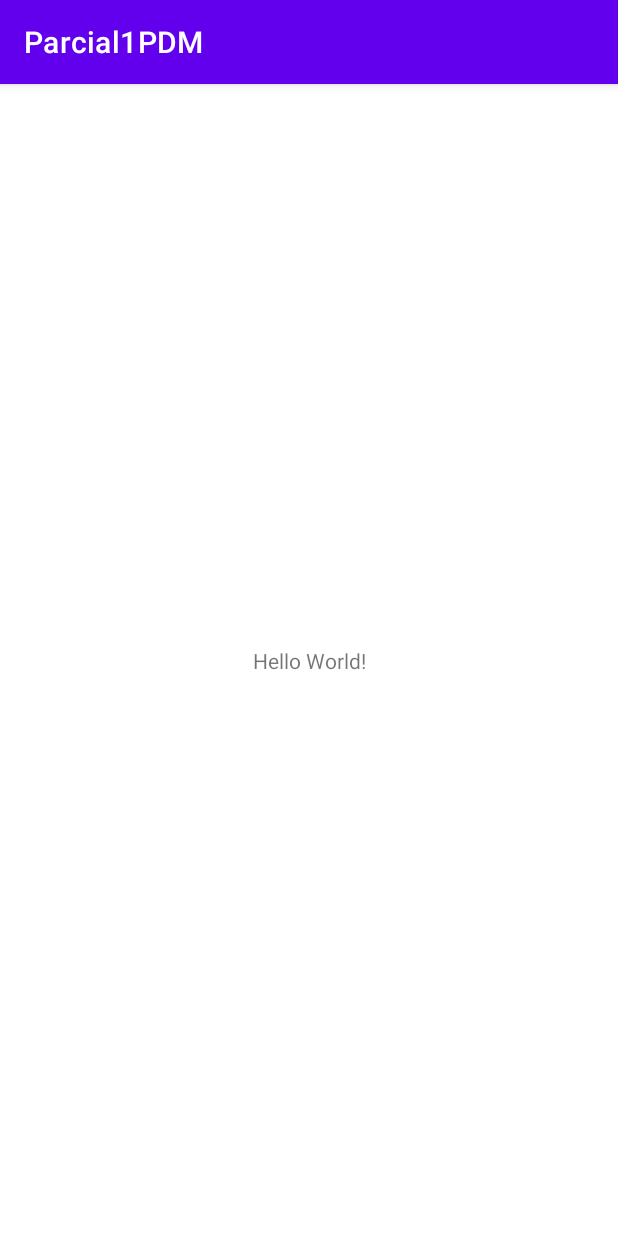
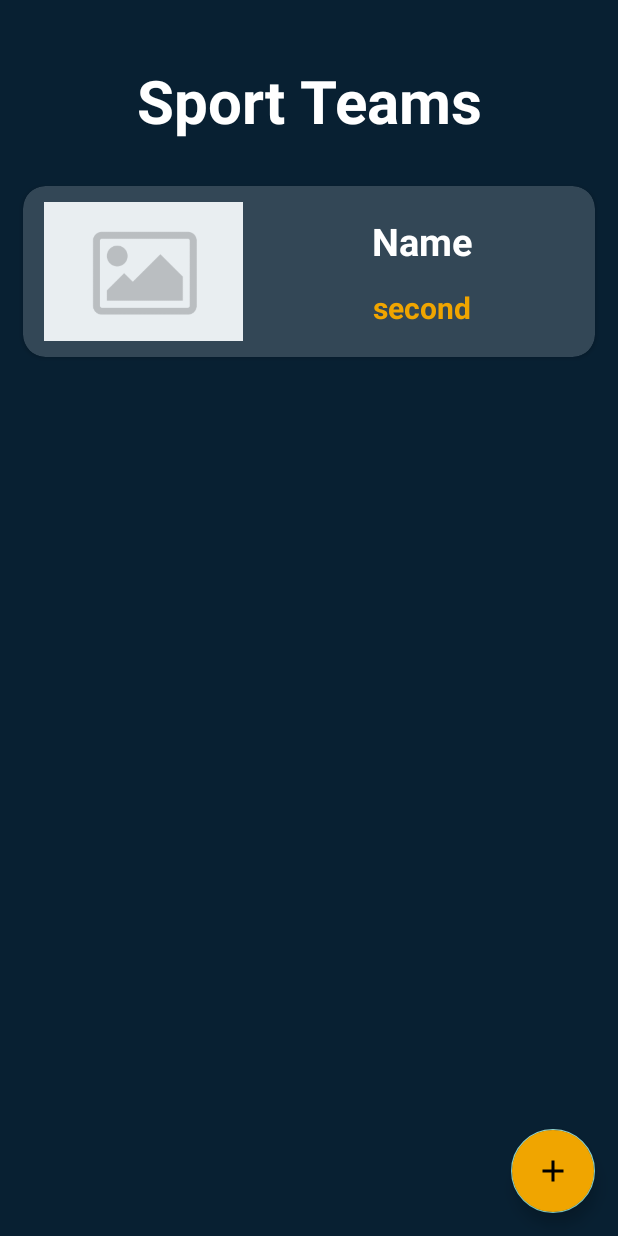
Before and after one commit to ricardosibrian/parcial1-sibrian, an Android app: the screen it shows after launch (MainActivity), on a phone screen of 412 x 824 dp. Run offline under Robolectric (Android 15) with nearby library versions, the phone set to English and light mode, and no system bars.

Commit message:
Add: Elaboración de vistas

```diff
--- a/Parcial1/app/build.gradle
+++ b/Parcial1/app/build.gradle
@@ -33,6 +33,9 @@ android {
 }
 
 dependencies {
+    def nav_version = "2.5.3"
+    implementation "androidx.navigation:navigation-fragment-ktx:$nav_version"
+    implementation "androidx.navigation:navigation-ui-ktx:$nav_version"
 
     implementation 'androidx.core:core-ktx:1.7.0'
     implementation 'androidx.appcompat:appcompat:1.6.1'
--- a/Parcial1/app/src/main/AndroidManifest.xml
+++ b/Parcial1/app/src/main/AndroidManifest.xml
@@ -9,11 +9,12 @@
         android:icon="@mipmap/ic_launcher"
         android:label="@string/app_name"
         android:supportsRtl="true"
-        android:theme="@style/Theme.Parcial1PDM"
+        android:theme="@style/Theme.AppCompat.NoActionBar"
         tools:targetApi="31">
         <activity
             android:name=".MainActivity"
-            android:exported="true">
+            android:exported="true"
+            android:screenOrientation="portrait">
             <intent-filter>
                 <action android:name="android.intent.action.MAIN" />
 
--- /dev/null
+++ b/Parcial1/app/src/main/java/com/example/parcial1pdm/HomeFragment.kt
@@ -0,0 +1,47 @@
+package com.example.parcial1pdm
+
+import android.os.Bundle
+import androidx.fragment.app.Fragment
+import android.view.LayoutInflater
+import android.view.View
+import android.view.ViewGroup
+import androidx.cardview.widget.CardView
+import androidx.navigation.findNavController
+import com.google.android.material.floatingactionbutton.FloatingActionButton
+
+
+class HomeFragment : Fragment() {
+
+    private lateinit var card: CardView
+    private lateinit var buttonAdd: FloatingActionButton
+
+    override fun onCreateView(
+        inflater: LayoutInflater, container: ViewGroup?,
+        savedInstanceState: Bundle?
+    ): View? {
+        // Inflate the layout for this fragment
+        return inflater.inflate(R.layout.fragment_home, container, false)
+    }
+
+    override fun onViewCreated(view: View, savedInstanceState: Bundle?) {
+        super.onViewCreated(view, savedInstanceState)
+        bind(view)
+        addListener()
+    }
+
+    private fun bind(view: View) {
+        card = view.findViewById(R.id.card)
+        buttonAdd = view.findViewById(R.id.buttonAdd)
+    }
+
+    private fun addListener() {
+        card.setOnClickListener {
+            it.findNavController().navigate(R.id.action_homeFragment_to_teamFragment)
+        }
+
+        buttonAdd.setOnClickListener {
+            it.findNavController().navigate(R.id.action_homeFragment_to_newTeamFragment)
+        }
+    }
+
+}
--- /dev/null
+++ b/Parcial1/app/src/main/res/drawable/cruz.xml
@@ -0,0 +1,6 @@
+<?xml version="1.0" encoding="utf-8"?>
+<vector android:height="24dp" android:tint="#000000"
+    android:viewportHeight="24" android:viewportWidth="24"
+    android:width="24dp" xmlns:android="http://schemas.android.com/apk/res/android">
+    <path android:fillColor="@android:color/white" android:pathData="M19,13h-6v6h-2v-6H5v-2h6V5h2v6h6v2z"/>
+</vector>
--- a/Parcial1/app/src/main/res/layout/activity_main.xml
+++ b/Parcial1/app/src/main/res/layout/activity_main.xml
@@ -6,13 +6,12 @@
     android:layout_height="match_parent"
     tools:context=".MainActivity">
 
-    <TextView
-        android:layout_width="wrap_content"
-        android:layout_height="wrap_content"
-        android:text="Hello World!"
-        app:layout_constraintBottom_toBottomOf="parent"
-        app:layout_constraintEnd_toEndOf="parent"
-        app:layout_constraintStart_toStartOf="parent"
-        app:layout_constraintTop_toTopOf="parent" />
+    <androidx.fragment.app.FragmentContainerView
+        android:id="@+id/fragmentContainerView"
+        android:name="androidx.navigation.fragment.NavHostFragment"
+        android:layout_width="match_parent"
+        android:layout_height="match_parent"
+        app:defaultNavHost="true"
+        app:navGraph="@navigation/nav_graph"/>
 
 </androidx.constraintlayout.widget.ConstraintLayout>
--- /dev/null
+++ b/Parcial1/app/src/main/res/layout/fragment_home.xml
@@ -0,0 +1,93 @@
+<?xml version="1.0" encoding="utf-8"?>
+<androidx.constraintlayout.widget.ConstraintLayout xmlns:android="http://schemas.android.com/apk/res/android"
+    xmlns:tools="http://schemas.android.com/tools"
+    android:layout_width="match_parent"
+    android:layout_height="match_parent"
+    xmlns:app="http://schemas.android.com/apk/res-auto"
+    android:background="@color/background"
+    tools:context=".HomeFragment">
+
+    <TextView
+        android:id="@+id/textTitle"
+        android:layout_width="wrap_content"
+        android:layout_height="wrap_content"
+        android:layout_marginTop="@dimen/big_gap"
+        android:text="@string/app_name"
+        android:textColor="@color/white"
+        android:textSize="40dp"
+        android:textStyle="bold"
+        app:layout_constraintEnd_toEndOf="parent"
+        app:layout_constraintStart_toStartOf="parent"
+        app:layout_constraintTop_toTopOf="parent" />
+
+    <androidx.cardview.widget.CardView
+        android:id="@+id/card"
+        android:layout_width="match_parent"
+        android:layout_height="wrap_content"
+        android:layout_marginTop="@dimen/intermediate_gap"
+        android:layout_marginStart="@dimen/medium_gap"
+        android:layout_marginEnd="@dimen/medium_gap"
+        android:backgroundTint="@color/card"
+        app:cardCornerRadius="@dimen/medium_gap"
+        app:layout_constraintEnd_toEndOf="parent"
+        app:layout_constraintStart_toStartOf="parent"
+        app:layout_constraintTop_toBottomOf="@+id/textTitle">
+
+        <androidx.constraintlayout.widget.ConstraintLayout
+            android:layout_width="match_parent"
+            android:layout_height="match_parent"
+            android:padding="@dimen/small_gap">
+
+            <ImageView
+                android:id="@+id/defaultImage"
+                android:padding="@dimen/small_gap"
+                android:layout_width="150dp"
+                android:layout_height="103dp"
+                android:src="@drawable/default_image"
+                app:layout_constraintBottom_toBottomOf="parent"
+                app:layout_constraintStart_toStartOf="parent"
+                app:layout_constraintTop_toTopOf="parent" />
+
+            <TextView
+                android:id="@+id/Title"
+                android:layout_width="160dp"
+                android:layout_height="wrap_content"
+                android:gravity="center"
+                android:text="Name"
+                android:textColor="@color/white"
+                android:textStyle="bold"
+                android:textSize="25dp"
+                app:layout_constraintEnd_toEndOf="parent"
+                app:layout_constraintBottom_toTopOf="@+id/secondTitle"
+                app:layout_constraintStart_toEndOf="@+id/defaultImage"
+                app:layout_constraintTop_toTopOf="parent" />
+
+            <TextView
+                android:id="@+id/secondTitle"
+                android:layout_width="wrap_content"
+                android:layout_height="wrap_content"
+                android:text="second"
+                android:textSize="20dp"
+                android:textStyle="bold"
+                android:textColor="@color/secondColor"
+                app:layout_constraintBottom_toBottomOf="parent"
+                app:layout_constraintEnd_toEndOf="parent"
+                app:layout_constraintStart_toEndOf="@+id/defaultImage"
+                app:layout_constraintTop_toBottomOf="@+id/Title" />
+        </androidx.constraintlayout.widget.ConstraintLayout>
+
+    </androidx.cardview.widget.CardView>
+
+    <com.google.android.material.floatingactionbutton.FloatingActionButton
+        android:id="@+id/buttonAdd"
+        android:layout_width="wrap_content"
+        android:layout_height="wrap_content"
+        android:layout_marginEnd="@dimen/medium_gap"
+        android:contentDescription="Agregar"
+        android:src="@drawable/cruz"
+        android:backgroundTint="@color/secondColor"
+        android:layout_marginBottom="@dimen/medium_gap"
+        app:layout_constraintBottom_toBottomOf="parent"
+        app:layout_constraintEnd_toEndOf="parent" />
+
+</androidx.constraintlayout.widget.ConstraintLayout>
--- /dev/null
+++ b/Parcial1/app/src/main/res/navigation/nav_graph.xml
@@ -0,0 +1,30 @@
+<?xml version="1.0" encoding="utf-8"?>
+<navigation xmlns:android="http://schemas.android.com/apk/res/android"
+    xmlns:app="http://schemas.android.com/apk/res-auto"
+    xmlns:tools="http://schemas.android.com/tools"
+    android:id="@+id/nav_graph"
+    app:startDestination="@id/homeFragment">
+
+    <fragment
+        android:id="@+id/homeFragment"
+        android:name="com.example.parcial1pdm.HomeFragment"
+        android:label="fragment_home"
+        tools:layout="@layout/fragment_home" >
+        <action
+            android:id="@+id/action_homeFragment_to_teamFragment"
+            app:destination="@id/teamFragment" />
+        <action
+            android:id="@+id/action_homeFragment_to_newTeamFragment"
+            app:destination="@id/newTeamFragment" />
+    </fragment>
+    <fragment
+        android:id="@+id/teamFragment"
+        android:name="com.example.parcial1pdm.TeamFragment"
+        android:label="fragment_team"
+        tools:layout="@layout/fragment_team" />
+    <fragment
+        android:id="@+id/newTeamFragment"
+        android:name="com.example.parcial1pdm.NewTeamFragment"
+        android:label="fragment_new_team"
+        tools:layout="@layout/fragment_new_team" />
+</navigation>
--- a/Parcial1/app/src/main/res/values/colors.xml
+++ b/Parcial1/app/src/main/res/values/colors.xml
@@ -7,4 +7,9 @@
     <color name="teal_700">#FF018786</color>
     <color name="black">#FF000000</color>
     <color name="white">#FFFFFFFF</color>
+    <color name="dark_blue">#090E5B</color>
+    <color name="hint">#6E6E71</color>
+    <color name="background">#082032</color>
+    <color name="card">#334756</color>
+    <color name="secondColor">#F0A500</color>
 </resources>
--- /dev/null
+++ b/Parcial1/app/src/main/res/values/dimens.xml
@@ -0,0 +1,7 @@
+<?xml version="1.0" encoding="utf-8"?>
+<resources>
+    <dimen name="big_gap">40dp</dimen>
+    <dimen name="medium_gap">15dp</dimen>
+    <dimen name="small_gap">5dp</dimen>
+    <dimen name="intermediate_gap">30dp</dimen>
+</resources>
--- a/Parcial1/app/src/main/res/values/strings.xml
+++ b/Parcial1/app/src/main/res/values/strings.xml
@@ -1,3 +1,7 @@
 <resources>
-    <string name="app_name">Parcial1PDM</string>
+    <string name="app_name">Sport Teams</string>
+    <!-- TODO: Remove or change this placeholder text -->
+    <string name="hello_blank_fragment">Hello blank fragment</string>
+    <string name="add_new_team">Add new Team</string>
+    <string name="add_team">Add Team</string>
 </resources>
```
Also changed, not shown: Parcial1/app/src/main/java/com/example/parcial1pdm/NewTeamFragment.kt (added, +19 -0 lines), Parcial1/app/src/main/java/com/example/parcial1pdm/TeamFragment.kt (added, +19 -0 lines), Parcial1/app/src/main/res/layout/fragment_new_team.xml (added, +85 -0 lines), Parcial1/app/src/main/res/layout/fragment_team.xml (added, +47 -0 lines), Parcial1/app/src/main/res/drawable/default_image.png (added).
